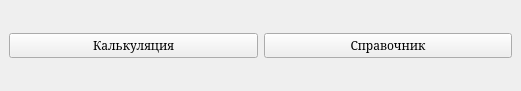
The window that mainwindow.ui (Keqy/Matterhorn-materials) describes before a commit, drawn with Qt 5.
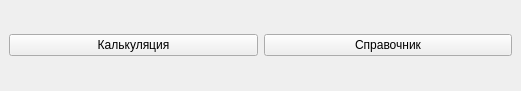
The same window after the commit. Icons and pictures are not drawn.

Commit message: feat: Add the materialsTreeWidget edit dialog

The edit to the form file:
```diff
--- a/mainwindow.ui
+++ b/mainwindow.ui
@@ -12,7 +12,7 @@
   </property>
   <property name="font">
    <font>
-    <family>Cambria</family>
+    <family>Segoe UI</family>
    </font>
   </property>
   <property name="windowTitle">
```
The commit also changes 7 other files.
